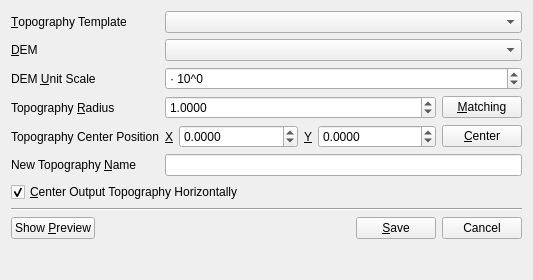
Old version of the form gui/widgets/DEMWidget.ui in the repository kateyy/geohazardvis.
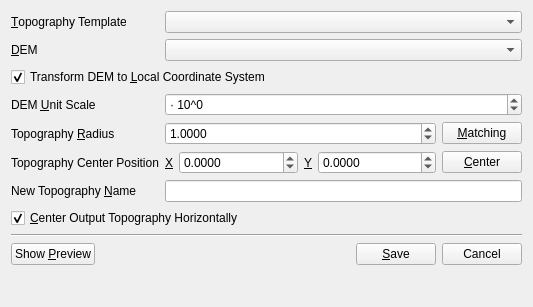
New version of the form. Custom widgets are drawn as their Qt base class.

Commit message:
DEMWidget: DEM transform to local coordinate system
* Adjust DEMToTopographyMesh to compute its value ranges in RequestInformation
  -> doesn't not require complete pipeline updates for information retrieval
* SimpleDEMGeoCoordToLocalFilter: work for rather small regions only

The edit to the form file:
```diff
--- a/gui/widgets/DEMWidget.ui
+++ b/gui/widgets/DEMWidget.ui
@@ -7,7 +7,7 @@
     <x>0</x>
     <y>0</y>
     <width>533</width>
-    <height>280</height>
+    <height>307</height>
    </rect>
   </property>
   <property name="sizePolicy">
@@ -46,7 +46,7 @@
    <item row="2" column="1">
     <widget class="QComboBox" name="demCombo"/>
    </item>
-   <item row="3" column="0">
+   <item row="4" column="0">
     <widget class="QLabel" name="label_7">
      <property name="text">
       <string>DEM &amp;Unit Scale</string>
@@ -56,7 +56,7 @@
      </property>
     </widget>
    </item>
-   <item row="3" column="1">
+   <item row="4" column="1">
     <widget class="QSpinBox" name="demUnitScaleSpinBox">
      <property name="prefix">
       <string>· 10^</string>
@@ -72,7 +72,7 @@
      </property>
     </widget>
    </item>
-   <item row="4" column="0">
+   <item row="5" column="0">
     <widget class="QLabel" name="label_4">
      <property name="text">
       <string>Topography &amp;Radius</string>
@@ -82,7 +82,7 @@
      </property>
     </widget>
    </item>
-   <item row="4" column="1">
+   <item row="5" column="1">
     <widget class="QWidget" name="widget_3" native="true">
      <layout class="QGridLayout" name="gridLayout_3">
       <property name="leftMargin">
@@ -129,14 +129,14 @@
      </layout>
     </widget>
    </item>
-   <item row="5" column="0">
+   <item row="6" column="0">
     <widget class="QLabel" name="label_5">
      <property name="text">
       <string>Topography Center Position</string>
      </property>
     </widget>
    </item>
-   <item row="5" column="1">
+   <item row="6" column="1">
     <widget class="QWidget" name="widget_2" native="true">
      <layout class="QHBoxLayout" name="horizontalLayout">
       <property name="leftMargin">
@@ -225,7 +225,7 @@
      </layout>
     </widget>
    </item>
-   <item row="6" column="0">
+   <item row="7" column="0">
     <widget class="QLabel" name="label_3">
      <property name="text">
       <string>New Topography &amp;Name</string>
@@ -235,7 +235,7 @@
      </property>
     </widget>
    </item>
-   <item row="6" column="1">
+   <item row="7" column="1">
     <widget class="QLineEdit" name="newTopoModelName">
      <property name="clearButtonEnabled">
       <bool>true</bool>
@@ -243,13 +243,23 @@
     </widget>
    </item>
    <item row="8" column="0" colspan="2">
+    <widget class="QCheckBox" name="centerOutputTopographyCheckBox">
+     <property name="text">
+      <string>&amp;Center Output Topography Horizontally</string>
+     </property>
+     <property name="checked">
+      <bool>true</bool>
+     </property>
+    </widget>
+   </item>
+   <item row="9" column="0" colspan="2">
     <widget class="Line" name="line">
      <property name="orientation">
       <enum>Qt::Horizontal</enum>
      </property>
     </widget>
    </item>
-   <item row="9" column="0" colspan="2">
+   <item row="10" column="0" colspan="2">
     <widget class="QWidget" name="widget" native="true">
      <layout class="QGridLayout" name="gridLayout_2">
       <property name="leftMargin">
@@ -301,10 +311,10 @@
      </layout>
     </widget>
    </item>
-   <item row="7" column="0" colspan="2">
-    <widget class="QCheckBox" name="centerOutputTopographyCheckBox">
+   <item row="3" column="0" colspan="2">
+    <widget class="QCheckBox" name="demToLocalCoordsCheckBox">
      <property name="text">
-      <string>&amp;Center Output Topography Horizontally</string>
+      <string>Transform DEM to &amp;Local Coordinate System</string>
      </property>
      <property name="checked">
       <bool>true</bool>
```
The commit also changes 9 other files.
